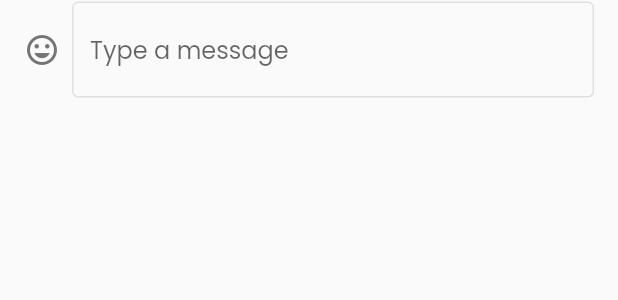
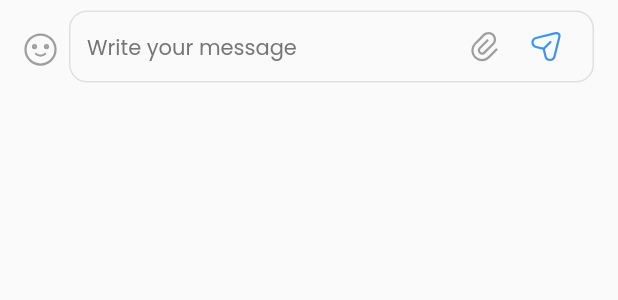
Before and after one commit to umarsadiqi/ozare-latest, a Flutter app: the ChatInput widget shown alone on an empty page, opened directly, on a phone screen of 412 x 824 dp. Shown: the top 300 px of the screen. Run offline on Flutter 3.47's test engine with Material 2 defaults, Android fonts, the phone set to English and light mode, and no system bars; our stand-ins replace carousel_slider, dotted_border, dotted_line, flutter_bloc, flutter_svg, font_awesome_flutter; network calls fail.

Commit message:
input chat done

```diff
--- a/lib/features/chat/view/chat_view.dart
+++ b/lib/features/chat/view/chat_view.dart
@@ -70,7 +70,7 @@ class _ChatViewState extends State<ChatView> {
                   ),
                 ),
 
-          // if (showChatBox) const ChatInput(),
+          if (showChatBox) const ChatInput(),
         ],
       ),
     );
--- a/lib/features/chat/widgets/chat_input.dart
+++ b/lib/features/chat/widgets/chat_input.dart
@@ -1,4 +1,6 @@
 import 'package:flutter/material.dart';
+import 'package:flutter_svg/flutter_svg.dart';
+import 'package:ozare/consts.dart';
 
 class ChatInput extends StatelessWidget {
   const ChatInput({super.key});
@@ -14,23 +16,64 @@ class ChatInput extends StatelessWidget {
       child: Row(
         children: [
           // Smile Icon
-          Icon(
-            Icons.tag_faces,
-            color: Colors.grey[600],
+          SvgPicture.asset(
+            'assets/icons/face.svg',
+            color: Colors.grey,
           ),
 
           const SizedBox(width: 8),
           // Text Field
           Expanded(
-            child: TextField(
-              decoration: InputDecoration(
-                  border: InputBorder.none,
-                  hintText: 'Type a message',
+            child: SizedBox(
+              height: 52,
+              child: TextField(
+                cursorColor: primary2Color,
+                decoration: InputDecoration(
+                  contentPadding: const EdgeInsets.only(
+                    left: 12,
+                    top: 8,
+                    bottom: 10,
+                  ),
+                  suffixIcon: Row(
+                    mainAxisSize: MainAxisSize.min,
+                    children: [
+                      SvgPicture.asset(
+                        'assets/icons/attach.svg',
+                        color: Colors.grey,
+                      ),
+                      const SizedBox(width: 22),
+                      SvgPicture.asset(
+                        'assets/icons/send.svg',
+                        color: primary2Color,
+                      ),
+                      const SizedBox(width: 22),
+                    ],
+                  ),
+                  border: OutlineInputBorder(
+                    borderSide: BorderSide(
+                      color: Colors.grey[200]!,
+                    ),
+                    borderRadius: BorderRadius.circular(12),
+                  ),
+                  hintText: 'Write your message',
+                  hintStyle: TextStyle(
+                    color: Colors.grey[600],
+                    fontSize: 14,
+                  ),
                   enabledBorder: OutlineInputBorder(
                     borderSide: BorderSide(
                       color: Colors.grey[300]!,
                     ),
-                  )),
+                    borderRadius: BorderRadius.circular(12),
+                  ),
+                  focusedBorder: OutlineInputBorder(
+                    borderSide: const BorderSide(
+                      color: primary2Color,
+                    ),
+                    borderRadius: BorderRadius.circular(12),
+                  ),
+                ),
+              ),
             ),
           ),
         ],
--- /dev/null
+++ b/lib/features/dashboard/bloc/match_event.dart
@@ -0,0 +1,6 @@
+part of 'match_bloc.dart';
+
+@immutable
+abstract class MatchEvent {}
+
+class MatchListRequested extends MatchEvent {}
--- /dev/null
+++ b/lib/features/dashboard/bloc/match_state.dart
@@ -0,0 +1,23 @@
+part of 'match_bloc.dart';
+
+enum MatchStatus { loading, success, failure }
+
+class MatchState {
+  final List<Match> matches;
+  final MatchStatus status;
+
+  MatchState({
+    this.matches = const [],
+    this.status = MatchStatus.loading,
+  });
+
+  MatchState copyWith({
+    List<Match>? matches,
+    MatchStatus? status,
+  }) {
+    return MatchState(
+      matches: matches ?? this.matches,
+      status: status ?? this.status,
+    );
+  }
+}
--- /dev/null
+++ b/lib/features/dashboard/models/match.dart
@@ -0,0 +1,19 @@
+class Match {
+  final String team1name;
+  final String team2name;
+  final String team1logo;
+  final String team2logo;
+  final String team1score;
+  final String team2score;
+  final String matchTime;
+
+  Match({
+    required this.team1name,
+    required this.team2name,
+    required this.team1logo,
+    required this.team2logo,
+    required this.team1score,
+    required this.team2score,
+    required this.matchTime,
+  });
+}
--- /dev/null
+++ b/lib/features/dashboard/widgets/widgets.dart
@@ -0,0 +1,3 @@
+export 'match_tile.dart';
+export 'tab_item.dart';
+export 'upper_section.dart';
--- a/pubspec.yaml
+++ b/pubspec.yaml
@@ -35,6 +35,7 @@ dependencies:
 
   # State Management
   flutter_bloc: ^8.1.1
+  http: ^0.13.5
 
 dev_dependencies:
   flutter_test:
```
Also changed, not shown: lib/app/app.dart (+10 -2 lines), lib/features/dashboard/bloc/match_bloc.dart (added, +69 -0 lines), lib/features/dashboard/view/dashbaord_page.dart (+2 -44 lines), lib/features/dashboard/widgets/tab_item.dart (added, +44 -0 lines), lib/features/dashboard/widgets/upper_section.dart (+10 -1 lines), assets/icons/attach.svg (added), assets/icons/face.svg (added), assets/icons/send.svg (added), pubspec.lock.
